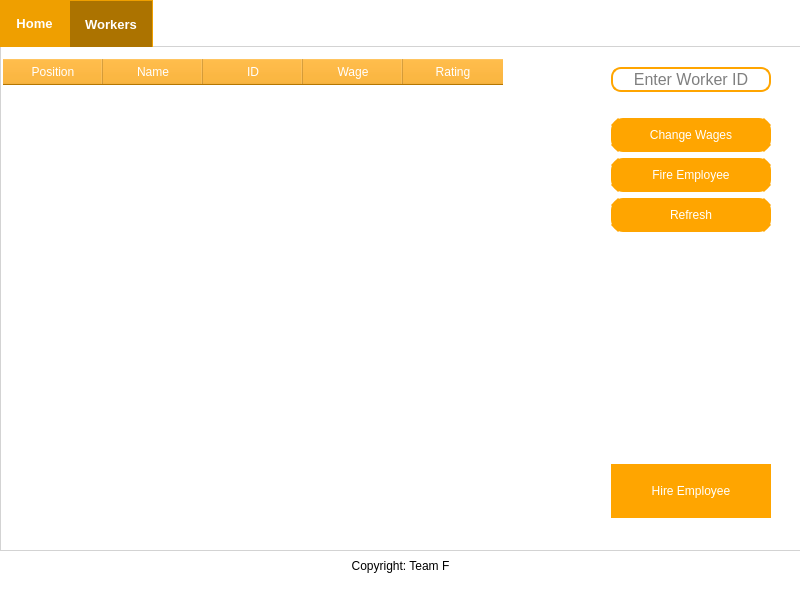
Before: the Qt Designer form manager.ui in jonnyjm/Food_Lover_Ultimate, drawn with Qt 5.
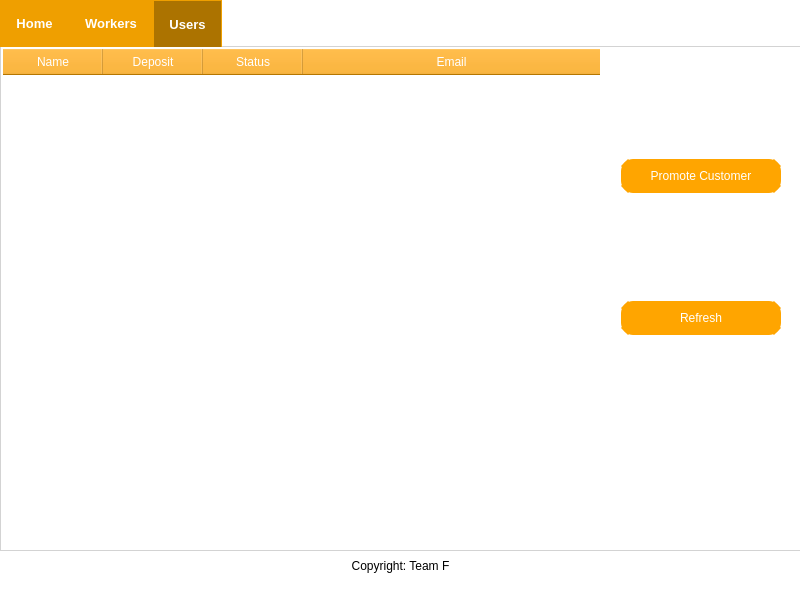
After: the same form once the commit is applied. The open tabs and pages were chosen to show the change.

Commit message:
Added manager class to be able to be used in main.py
Fixed errors such as not accepted users signing in

What changed in the file:
```diff
--- a/manager.ui
+++ b/manager.ui
@@ -232,6 +232,19 @@
          </property>
         </widget>
        </item>
+       <item>
+        <spacer name="verticalSpacer_2">
+         <property name="orientation">
+          <enum>Qt::Vertical</enum>
+         </property>
+         <property name="sizeHint" stdset="0">
+          <size>
+           <width>20</width>
+           <height>40</height>
+          </size>
+         </property>
+        </spacer>
+       </item>
        <item>
         <widget class="QPushButton" name="refresh">
          <property name="styleSheet">
@@ -367,6 +380,150 @@
       </column>
      </widget>
     </widget>
+    <widget class="QWidget" name="user_tab">
+     <attribute name="title">
+      <string>Users</string>
+     </attribute>
+     <widget class="QTableWidget" name="user_table">
+      <property name="geometry">
+       <rect>
+        <x>0</x>
+        <y>0</y>
+        <width>601</width>
+        <height>481</height>
+       </rect>
+      </property>
+      <property name="font">
+       <font>
+        <kerning>true</kerning>
+       </font>
+      </property>
+      <property name="layoutDirection">
+       <enum>Qt::LeftToRight</enum>
+      </property>
+      <property name="styleSheet">
+       <string notr="true">QTableWidget {
+    border: 2px solid white;
+    border-radius: 5px;
+}
+
+QTableWidget::item {
+    padding: 5px;
+}
+
+QHeaderView::section {
+    background-color: orange;
+    color: white;
+    padding: 4px;
+}
+
+QTableWidget::item:selected {
+    background-color: orange;
+    color: white;
+}</string>
+      </property>
+      <property name="frameShape">
+       <enum>QFrame::StyledPanel</enum>
+      </property>
+      <property name="verticalScrollBarPolicy">
+       <enum>Qt::ScrollBarAsNeeded</enum>
+      </property>
+      <property name="horizontalScrollBarPolicy">
+       <enum>Qt::ScrollBarAlwaysOff</enum>
+      </property>
+      <property name="sizeAdjustPolicy">
+       <enum>QAbstractScrollArea::AdjustToContents</enum>
+      </property>
+      <property name="editTriggers">
+       <set>QAbstractItemView::NoEditTriggers</set>
+      </property>
+      <property name="selectionMode">
+       <enum>QAbstractItemView::NoSelection</enum>
+      </property>
+      <attribute name="horizontalHeaderShowSortIndicator" stdset="0">
+       <bool>false</bool>
+      </attribute>
+      <attribute name="horizontalHeaderStretchLastSection">
+       <bool>true</bool>
+      </attribute>
+      <attribute name="verticalHeaderShowSortIndicator" stdset="0">
+       <bool>false</bool>
+      </attribute>
+      <attribute name="verticalHeaderStretchLastSection">
+       <bool>false</bool>
+      </attribute>
+      <column>
+       <property name="text">
+        <string>Name</string>
+       </property>
+      </column>
+      <column>
+       <property name="text">
+        <string>Deposit</string>
+       </property>
+      </column>
+      <column>
+       <property name="text">
+        <string>Status</string>
+       </property>
+      </column>
+      <column>
+       <property name="text">
+        <string>Email</string>
+       </property>
+      </column>
+     </widget>
+     <widget class="QWidget" name="verticalLayoutWidget_3">
+      <property name="geometry">
+       <rect>
+        <x>620</x>
+        <y>10</y>
+        <width>160</width>
+        <height>381</height>
+       </rect>
+      </property>
+      <layout class="QVBoxLayout" name="verticalLayout_3">
+       <item>
+        <widget class="QPushButton" name="promote_btn">
+         <property name="styleSheet">
+          <string notr="true">QPushButton {
+	background-color: orange;
+	color: white;
+	border: 10px solid orange;
+	border-radius: 12px;
+}
+
+QPushButtonHover {
+	background-color: rgb(57, 57, 57);
+}</string>
+         </property>
+         <property name="text">
+          <string>Promote Customer</string>
+         </property>
+        </widget>
+       </item>
+       <item>
+        <widget class="QPushButton" name="ref_btn">
+         <property name="styleSheet">
+          <string notr="true">QPushButton {
+	background-color: orange;
+	color: white;
+	border: 10px solid orange;
+	border-radius: 12px;
+}
+
+QPushButtonHover {
+	background-color: rgb(57, 57, 57);
+}</string>
+         </property>
+         <property name="text">
+          <string>Refresh</string>
+         </property>
+        </widget>
+       </item>
+      </layout>
+     </widget>
+    </widget>
    </widget>
   </widget>
  </widget>
```
The commit also changes 9 other files.
